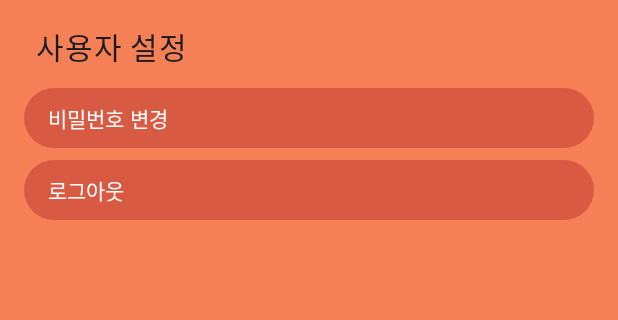
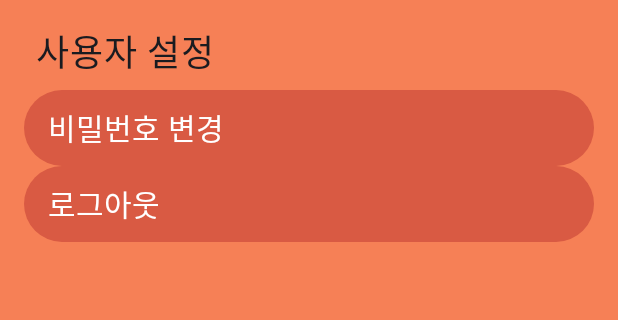
Before and after one commit to seungrae98/MobileProgramming, an Android app built with Jetpack Compose: the SettingsScreen screen opened through its navigation route, on a phone screen of 412 x 824 dp, the part 96-416 px from its top. Run offline under Robolectric (Android 15) with nearby library versions, the phone set to English and light mode, and no system bars; our stand-ins replace Firebase (no records; nobody signed in at launch, a user with empty details on screens opened directly).

```diff
--- a/app/src/main/java/com/example/fridgefriend/screen/SettingsScreen.kt
+++ b/app/src/main/java/com/example/fridgefriend/screen/SettingsScreen.kt
@@ -9,6 +9,7 @@ import androidx.compose.foundation.layout.Row
 import androidx.compose.foundation.layout.fillMaxSize
 import androidx.compose.foundation.layout.fillMaxWidth
 import androidx.compose.foundation.layout.padding
+import androidx.compose.foundation.layout.size
 import androidx.compose.foundation.text.KeyboardOptions
 import androidx.compose.material3.AlertDialog
 import androidx.compose.material3.Button
@@ -62,21 +63,24 @@ fun SettingsScreen(navController: NavHostController,
         Text(text = "사용자 설정",
             modifier = Modifier.fillMaxWidth()
                 .padding(start = 8.dp, bottom = 8.dp),
-            fontSize = 20.sp)
+            fontSize = 24.sp)
 
         Button(
             onClick = {
                 isChangePwDialogVisible = true // Show the change password dialog
             },
             colors = ButtonDefaults.buttonColors(containerColor = Color(0xFFD95A43)),
-            contentPadding = PaddingValues(horizontal = 16.dp) // Adjust padding as needed
+            contentPadding = PaddingValues(horizontal = 16.dp, vertical = 10.dp) // Adjust padding as needed
         ) {
             Row(
                 modifier = Modifier.fillMaxWidth(),
                 verticalAlignment = Alignment.CenterVertically,
                 horizontalArrangement = Arrangement.Start
             ) {
-                Text(text = "비밀번호 변경")
+                Text(
+                    text = "비밀번호 변경",
+                    fontSize = 20.sp
+                )
             }
         }
 
@@ -89,14 +93,17 @@ fun SettingsScreen(navController: NavHostController,
                 }
             },
             colors = ButtonDefaults.buttonColors(containerColor = Color(0xFFD95A43)),
-            contentPadding = PaddingValues(horizontal = 16.dp) // Adjust padding as needed
+            contentPadding = PaddingValues(horizontal = 16.dp, vertical = 10.dp) // Adjust padding as needed
         ) {
             Row(
                 modifier = Modifier.fillMaxWidth(),
                 verticalAlignment = Alignment.CenterVertically,
                 horizontalArrangement = Arrangement.Start
             ) {
-                Text(text = "로그아웃")
+                Text(
+                    text = "로그아웃",
+                    fontSize = 20.sp
+                )
             }
         }
     }
```
Also changed, not shown: app/src/main/java/com/example/fridgefriend/navigation/BarItem.kt (+4 -4 lines), app/src/main/java/com/example/fridgefriend/navigation/BottomNavigationBar.kt (+6 -1 lines).
